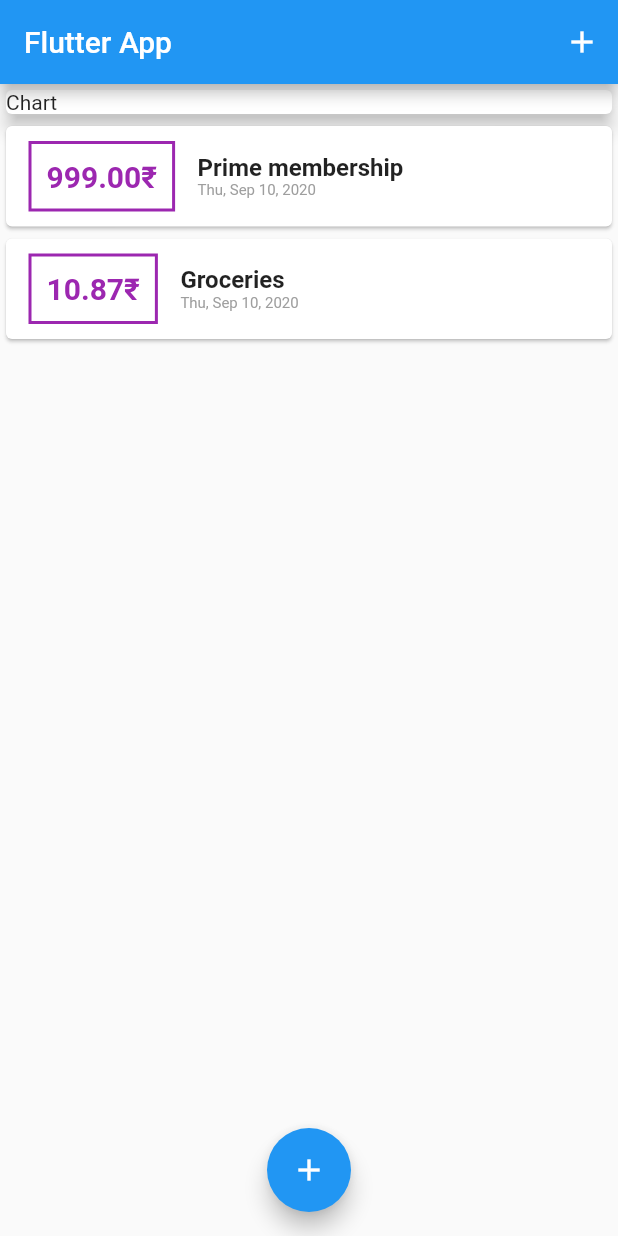
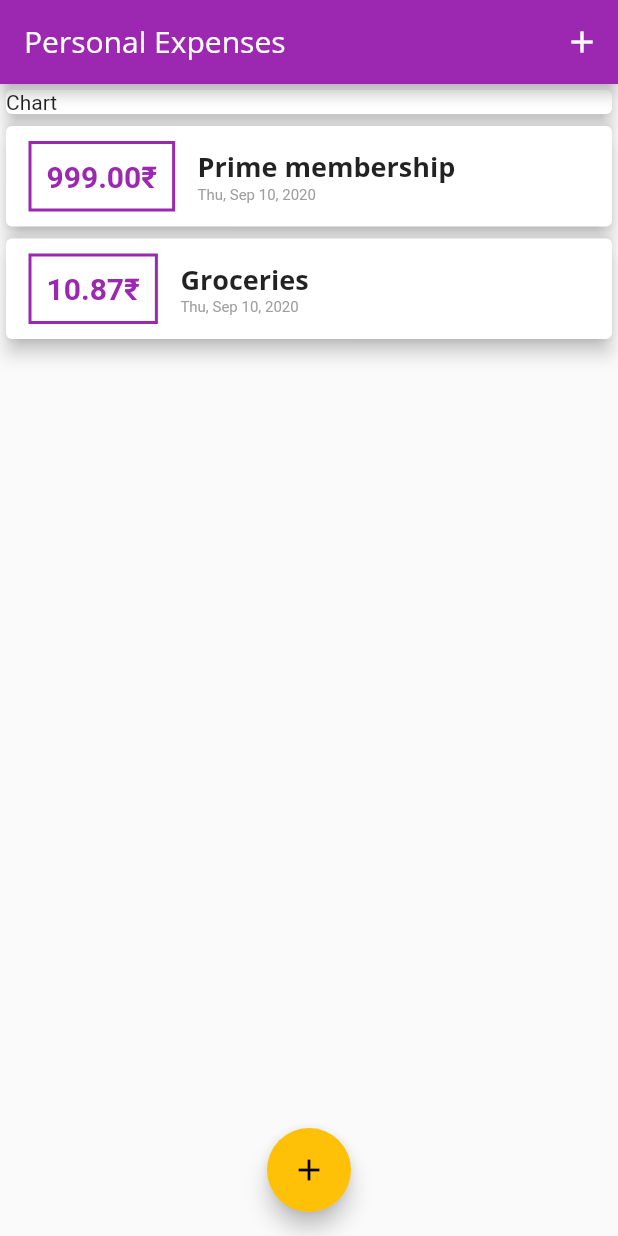
Before and after one commit to chaitnayabasava/personal-expenses-app, a Flutter app: the screen it shows after launch, on a phone screen of 412 x 824 dp. Run offline on Flutter 3.47's test engine with Material 2 defaults, Android fonts, the phone set to English and light mode, and no system bars.

Commit message:
used custom themes, fonts.

```diff
--- a/lib/main.dart
+++ b/lib/main.dart
@@ -11,8 +11,28 @@ class MyApp extends StatelessWidget {
   @override
   Widget build(BuildContext context) {
     return MaterialApp(
-      title: 'Flutter App',
+      title: 'Personal Expenses',
       home: MyHomePage(),
+      theme: ThemeData(
+        primarySwatch: Colors.purple,
+        accentColor: Colors.amber,
+        fontFamily: "Quicksand",
+        textTheme: ThemeData.light().textTheme.copyWith(
+              title: TextStyle(
+                fontFamily: "OpenSans",
+                fontWeight: FontWeight.bold,
+                fontSize: 18,
+              ),
+            ),
+        cardTheme: CardTheme(
+          elevation: 5,
+        ),
+        appBarTheme: AppBarTheme(
+          textTheme: ThemeData.light().textTheme.copyWith(
+                title: TextStyle(fontFamily: "OpenSans", fontSize: 20),
+              ),
+        ),
+      ),
     );
   }
 }
@@ -69,7 +89,7 @@ class _MyHomePageState extends State<MyHomePage> {
   Widget build(BuildContext context) {
     return Scaffold(
       appBar: AppBar(
-        title: Text('Flutter App'),
+        title: Text('Personal Expenses'),
         actions: [
           IconButton(
             icon: Icon(Icons.add),
@@ -85,7 +105,6 @@ class _MyHomePageState extends State<MyHomePage> {
               width: double.infinity,
               child: Card(
                 child: Text('Chart'),
-                elevation: 5,
               ),
             ),
             TransactionList(_userTransactions),
--- a/lib/widgets/transaction_list.dart
+++ b/lib/widgets/transaction_list.dart
@@ -25,7 +25,7 @@ class TransactionList extends StatelessWidget {
                   ),
                   decoration: BoxDecoration(
                     border: Border.all(
-                      color: Colors.purple,
+                      color: Theme.of(context).primaryColor,
                       width: 2,
                     ),
                   ),
@@ -34,7 +34,7 @@ class TransactionList extends StatelessWidget {
                     style: TextStyle(
                       fontWeight: FontWeight.bold,
                       fontSize: 20,
-                      color: Colors.purple,
+                      color: Theme.of(context).primaryColor,
                     ),
                   ),
                 ),
@@ -43,10 +43,7 @@ class TransactionList extends StatelessWidget {
                   children: [
                     Text(
                       transactions[idx].title,
-                      style: TextStyle(
-                        fontWeight: FontWeight.bold,
-                        fontSize: 16,
-                      ),
+                      style: Theme.of(context).textTheme.title,
                     ),
                     Text(
                       DateFormat.yMMMEd().format(transactions[idx].date),
```
Also changed, not shown: pubspec.yaml (+11 -6 lines), assets/fonts/OpenSans-Bold.ttf (added), assets/fonts/OpenSans-Regular.ttf (added), assets/fonts/Quicksand-Bold.ttf (added), assets/fonts/Quicksand-Light.ttf (added), assets/fonts/Quicksand-Medium.ttf (added), assets/fonts/Quicksand-Regular.ttf (added).
